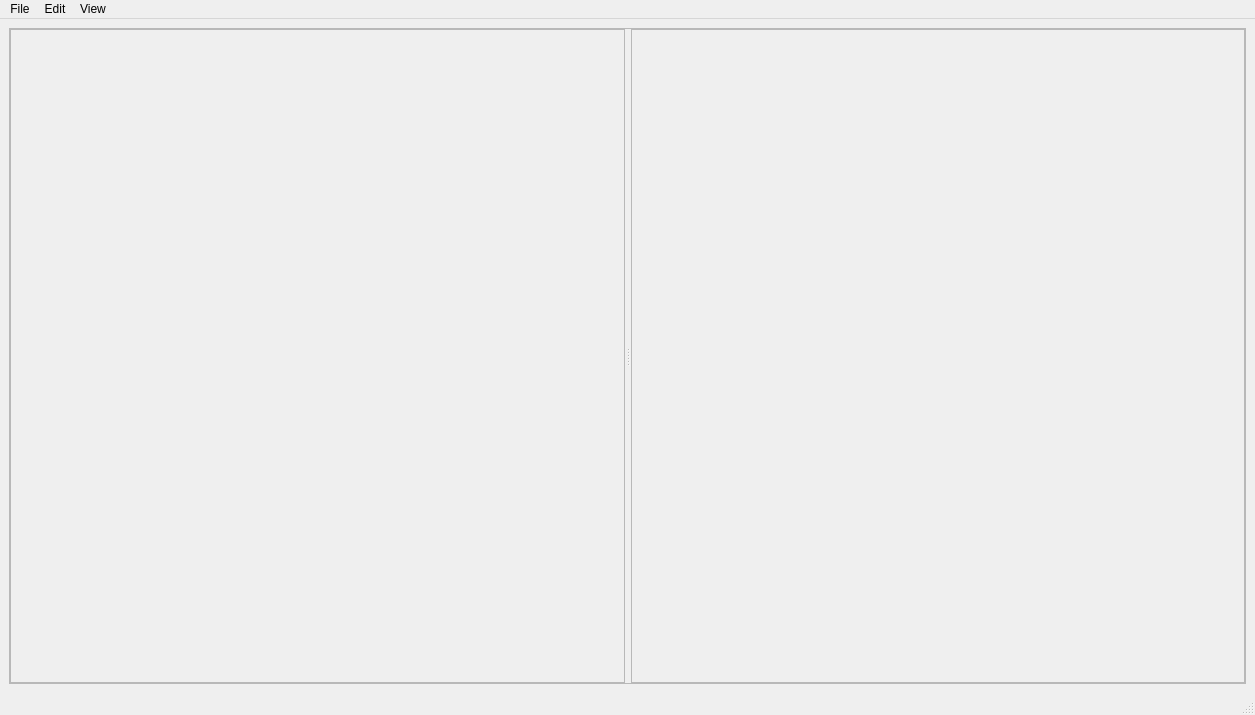
First picture: the form in src/mainwindow.ui, repository jcfain/XTPlayer, before the edit.
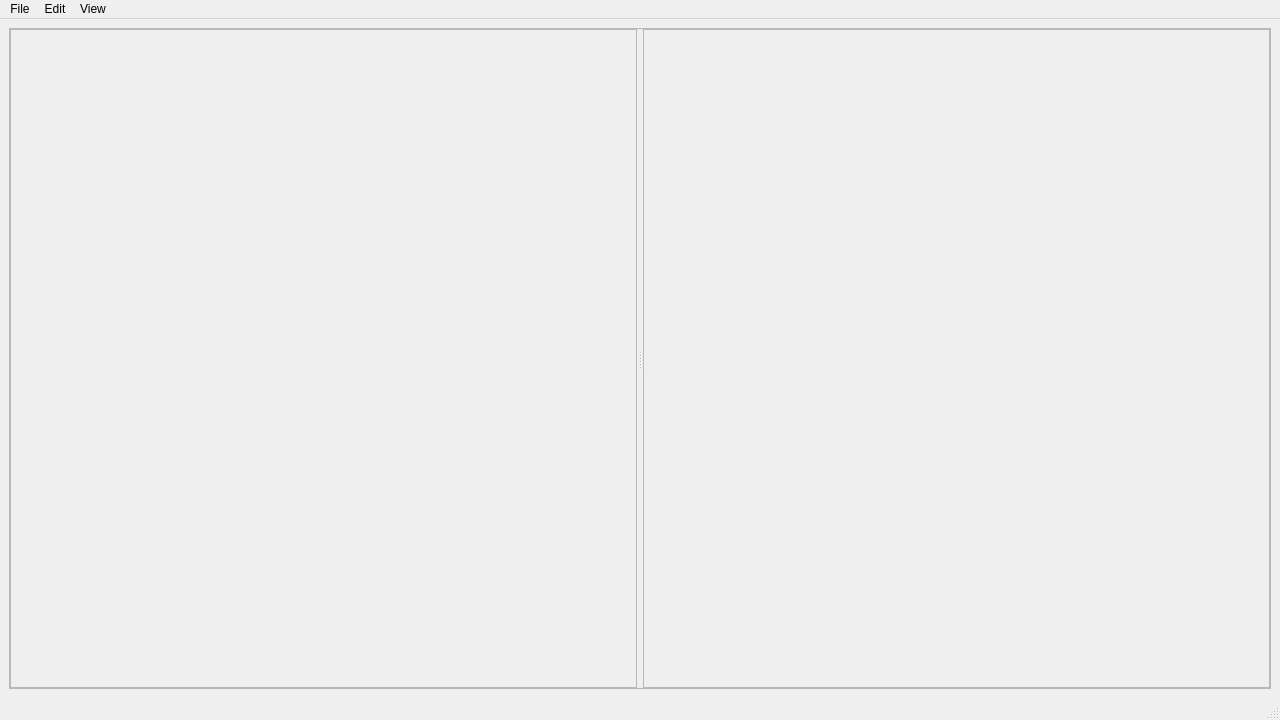
Second picture: the form after the edit. Icons and pictures are not drawn.

The edit to the form file:
```diff
--- a/src/mainwindow.ui
+++ b/src/mainwindow.ui
@@ -6,8 +6,8 @@
    <rect>
     <x>0</x>
     <y>0</y>
-    <width>1255</width>
-    <height>715</height>
+    <width>1280</width>
+    <height>720</height>
    </rect>
   </property>
   <property name="windowTitle">
@@ -171,8 +171,8 @@
     <rect>
      <x>0</x>
      <y>0</y>
-     <width>1255</width>
-     <height>20</height>
+     <width>1280</width>
+     <height>21</height>
     </rect>
    </property>
    <widget class="QMenu" name="menuFile">
```
